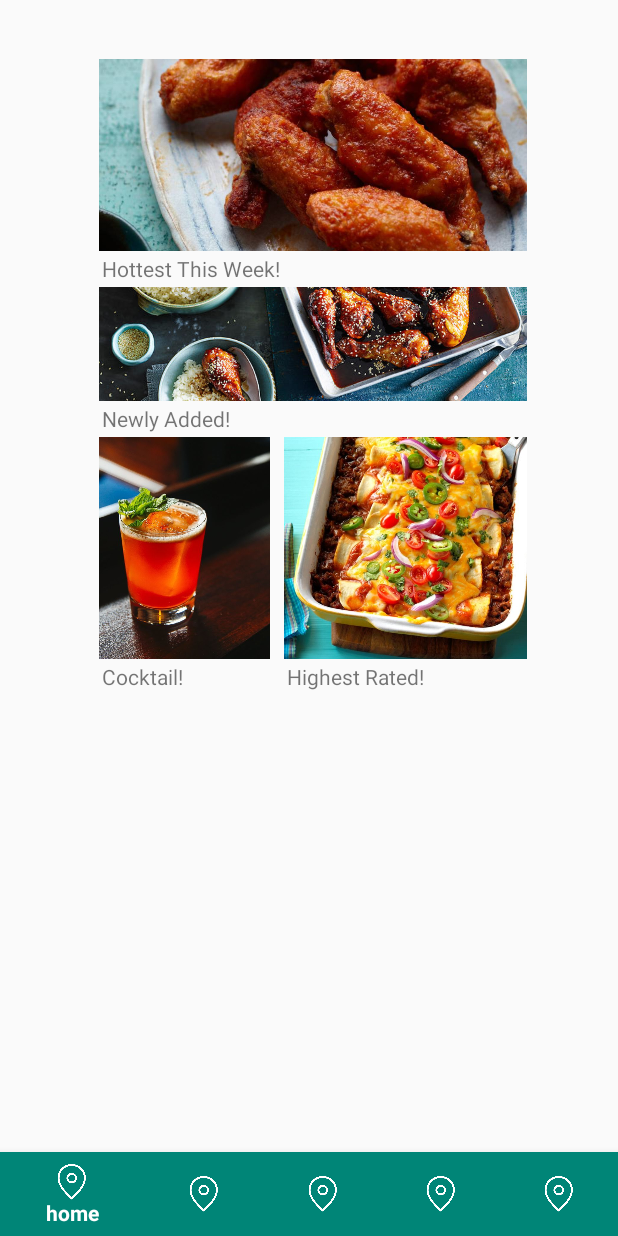
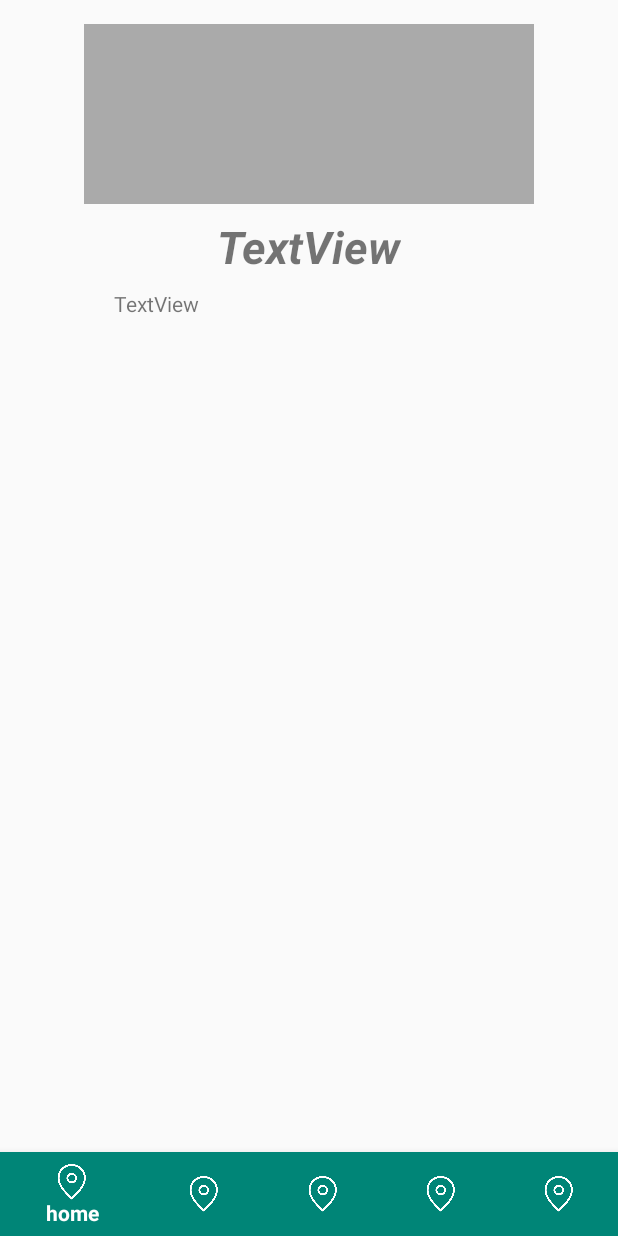
Before and after one commit to limu1928/RecipeHub, an Android app: the HomeFragment screen opened directly, with no data from a screen before it, after a tap on an icon or button, on a phone screen of 412 x 824 dp. Run offline under Robolectric (Android 15) with nearby library versions, the phone set to English and light mode, and no system bars.

Commit message:
123213
123123

```diff
--- a/app/src/main/AndroidManifest.xml
+++ b/app/src/main/AndroidManifest.xml
@@ -9,14 +9,17 @@
         android:roundIcon="@mipmap/ic_launcher_round"
         android:supportsRtl="true"
         android:theme="@style/AppTheme">
-        <activity android:name=".LoginActivity">
+        <!--Add ScreenOrientation = portrait to prevent rotation-->
+        <activity android:name=".LoginActivity"
+            android:screenOrientation="portrait">
             <intent-filter>
                 <action android:name="android.intent.action.MAIN" />
 
                 <category android:name="android.intent.category.LAUNCHER" />
             </intent-filter>
         </activity>
-        <activity android:name=".MainActivity"></activity>
+        <activity android:name=".MainActivity"
+            android:screenOrientation="portrait"></activity>
     </application>
 
 </manifest>
--- a/app/src/main/java/edu/neu/recipehub/MainActivity.java
+++ b/app/src/main/java/edu/neu/recipehub/MainActivity.java
@@ -15,9 +15,11 @@ import edu.neu.recipehub.fragments.CommunicationFragment;
 import edu.neu.recipehub.fragments.FavoriteFragment;
 import edu.neu.recipehub.fragments.ForksFragment;
 import edu.neu.recipehub.fragments.HomeFragment;
+import edu.neu.recipehub.fragments.RecipeFragment;
 import edu.neu.recipehub.fragments.UserCenterFragment;
 
-public class MainActivity extends AppCompatActivity {
+public class MainActivity extends AppCompatActivity
+    implements HomeFragment.OnFragmentInteractionListener {
 
     private Context mContext;
     private Fragment fragment;
@@ -67,4 +69,15 @@ public class MainActivity extends AppCompatActivity {
         });
     }
 
+
+    private void changeCurrentFragment(Fragment fragment){
+        FragmentTransaction transaction = fragmentManager.beginTransaction();
+        transaction.replace(R.id.fragmentFrameLayout, fragment).commit();
+    }
+
+
+    @Override
+    public void changeFragmentInHomeFragment(Fragment fragment) {
+        changeCurrentFragment(fragment);
+    }
 }
--- a/app/src/main/java/edu/neu/recipehub/fragments/HomeFragment.java
+++ b/app/src/main/java/edu/neu/recipehub/fragments/HomeFragment.java
@@ -1,7 +1,6 @@
 package edu.neu.recipehub.fragments;
 
 import android.content.Context;
-import android.net.Uri;
 import android.os.Bundle;
 import android.support.v4.app.Fragment;
 import android.view.LayoutInflater;
@@ -10,6 +9,7 @@ import android.view.ViewGroup;
 import android.widget.ImageView;
 
 import edu.neu.recipehub.R;
+import edu.neu.recipehub.objects.Recipe;
 import edu.neu.recipehub.utils.UIUtils;
 
 /**
@@ -21,6 +21,7 @@ import edu.neu.recipehub.utils.UIUtils;
  * create an instance of this fragment.
  */
 public class HomeFragment extends Fragment {
+
 
     private OnFragmentInteractionListener mListener;
 
@@ -61,6 +62,9 @@ public class HomeFragment extends Fragment {
     @Override
     public void onAttach(Context context) {
         super.onAttach(context);
+        if (context instanceof  OnFragmentInteractionListener){
+             mListener = (OnFragmentInteractionListener) context;
+        }
     }
 
     @Override
@@ -71,6 +75,7 @@ public class HomeFragment extends Fragment {
 
     public interface OnFragmentInteractionListener {
         // TODO: Update argument type and name
+        void changeFragmentInHomeFragment(Fragment fragment);
     }
 
     private void initializeImageViews(){
@@ -83,6 +88,8 @@ public class HomeFragment extends Fragment {
             @Override
             public void onClick(View v) {
                 UIUtils.showToast(getActivity(),"Hottest This Week!");
+                // Change the fragment in main activity to ...
+                mListener.changeFragmentInHomeFragment(RecipeFragment.newInstance(Recipe.getDummyRecipe()));
             }
         });
         mNewlyAddedImageView.setOnClickListener(new View.OnClickListener() {
--- /dev/null
+++ b/app/src/main/java/edu/neu/recipehub/fragments/RecipeFragment.java
@@ -0,0 +1,72 @@
+package edu.neu.recipehub.fragments;
+
+import android.content.Context;
+import android.net.Uri;
+import android.os.Bundle;
+import android.support.v4.app.Fragment;
+import android.view.LayoutInflater;
+import android.view.View;
+import android.view.ViewGroup;
+
+import edu.neu.recipehub.R;
+import edu.neu.recipehub.objects.Recipe;
+
+public class RecipeFragment extends Fragment {
+
+
+    private static final String RECIPE = "recipe";
+
+    private OnFragmentInteractionListener mListener;
+
+    public RecipeFragment() {
+        // Required empty public constructor
+    }
+
+    public static RecipeFragment newInstance(Recipe recipe) {
+        RecipeFragment fragment = new RecipeFragment();
+        Bundle args = new Bundle();
+
+        args.putSerializable(RECIPE,recipe);
+
+        fragment.setArguments(args);
+        return fragment;
+    }
+
+    @Override
+    public void onCreate(Bundle savedInstanceState) {
+        super.onCreate(savedInstanceState);
+        if (getArguments() != null) {
+        }
+    }
+
+    @Override
+    public View onCreateView(LayoutInflater inflater, ViewGroup container,
+                             Bundle savedInstanceState) {
+        // Inflate the layout for this fragment
+        return inflater.inflate(R.layout.fragment_recipe, container, false);
+    }
+
+    @Override
+    public void onStart() {
+        super.onStart();
+        Bundle args = getArguments();
+        //TODO:: THROW EXCEPTION WHEN GETTING WRONG OBJECT.
+        Recipe recipe = (Recipe)args.getSerializable(RECIPE);
+    }
+
+    @Override
+    public void onAttach(Context context) {
+        super.onAttach(context);
+    }
+
+    @Override
+    public void onDetach() {
+        super.onDetach();
+        mListener = null;
+    }
+
+    public interface OnFragmentInteractionListener {
+        // TODO: Update argument type and name
+        void onFragmentInteraction(Uri uri);
+    }
+}
--- /dev/null
+++ b/app/src/main/java/edu/neu/recipehub/objects/Recipe.java
@@ -0,0 +1,43 @@
+package edu.neu.recipehub.objects;
+
+import java.io.Serializable;
+import java.util.ArrayList;
+import java.util.HashMap;
+import java.util.List;
+import java.util.Map;
+
+public class Recipe implements Serializable {
+    public String mRecipeName;
+    public String mDescription;
+    //TODO:: SHOULD THERE BE MAP<Ingredient,String>?
+    public Map<String,String> mIngredients;
+    public List<String> mInstruction;
+    public List<Review> mReviews;
+
+    public Recipe(String mRecipeName, String mDescription, Map<String, String> mIngredients,
+                  List<String> mInstruction, List<Review> mReviews) {
+        this.mRecipeName = mRecipeName;
+        this.mDescription = mDescription;
+        this.mIngredients = mIngredients;
+        this.mInstruction = mInstruction;
+        this.mReviews = mReviews;
+    }
+
+    public static Recipe getDummyRecipe(){
+        Map<String, String> ingredientsMap = new HashMap<>();
+        ingredientsMap.put("food","1 oz");
+        ingredientsMap.put("boot","10 spoons");
+
+        List<String> instructions = new ArrayList<>();
+        instructions.add("First, add food into the pot");
+        instructions.add("Second, add food into the hot tub");
+        instructions.add("Third, add food into the fireplace");
+
+        List<Review> reviews = new ArrayList<>();
+        reviews.add(Review.getDummyReview());
+        reviews.add(Review.getDummyReview());
+        reviews.add(Review.getDummyReview());
+        return new Recipe("Food", "This is food, you know, THIS IS FOOD!",
+                ingredientsMap,instructions,reviews);
+    }
+}
--- /dev/null
+++ b/app/src/main/java/edu/neu/recipehub/objects/Review.java
@@ -0,0 +1,15 @@
+package edu.neu.recipehub.objects;
+
+public class Review {
+    public User mUser;
+    public String mContent;
+
+    public Review(User mUser, String mContent) {
+        this.mUser = mUser;
+        this.mContent = mContent;
+    }
+
+    public static Review getDummyReview(){
+        return new Review(User.getDummyUser(),"This is bullshit");
+    }
+}
--- /dev/null
+++ b/app/src/main/java/edu/neu/recipehub/objects/User.java
@@ -0,0 +1,17 @@
+package edu.neu.recipehub.objects;
+
+public class User {
+    public String mUserName;
+
+    public User(String mUserName) {
+        this.mUserName = mUserName;
+    }
+
+    /**
+     * For tests ONLY.
+     * @return a dummy user.
+     */
+    public static User getDummyUser(){
+        return new User("JundaYang");
+    }
+}
--- /dev/null
+++ b/app/src/main/res/layout/fragment_recipe.xml
@@ -0,0 +1,92 @@
+<?xml version="1.0" encoding="utf-8"?>
+<FrameLayout xmlns:android="http://schemas.android.com/apk/res/android"
+    xmlns:app="http://schemas.android.com/apk/res-auto"
+    xmlns:tools="http://schemas.android.com/tools"
+    android:layout_width="match_parent"
+    android:layout_height="match_parent"
+    tools:context=".fragments.RecipeFragment">
+
+    <!-- TODO: Update blank fragment layout -->
+
+    <ScrollView
+        android:layout_width="match_parent"
+        android:layout_height="match_parent">
+
+        <android.support.constraint.ConstraintLayout
+            android:layout_width="match_parent"
+            android:layout_height="wrap_content">
+
+            <ImageView
+                android:id="@+id/recipePhotoImageView"
+                android:layout_width="300dp"
+                android:layout_height="120dp"
+                android:layout_marginStart="8dp"
+                android:layout_marginTop="16dp"
+                android:layout_marginEnd="8dp"
+                android:scaleType="centerCrop"
+                android:src="@android:color/darker_gray"
+                app:layout_constraintEnd_toEndOf="parent"
+                app:layout_constraintStart_toStartOf="parent"
+                app:layout_constraintTop_toTopOf="parent" />
+
+            <TextView
+                android:id="@+id/recipeNameTextView"
+                android:layout_width="wrap_content"
+                android:layout_height="wrap_content"
+                android:layout_marginStart="8dp"
+                android:layout_marginTop="8dp"
+                android:layout_marginEnd="8dp"
+                android:text="TextView"
+                android:textSize="30sp"
+                android:textStyle="bold|italic"
+                app:layout_constraintEnd_toEndOf="parent"
+                app:layout_constraintStart_toStartOf="parent"
+                app:layout_constraintTop_toBottomOf="@+id/recipePhotoImageView" />
+
+            <TextView
+                android:id="@+id/recipeDescriptionTextView"
+                android:layout_width="260dp"
+                android:layout_height="0dp"
+                android:layout_marginStart="8dp"
+                android:layout_marginTop="8dp"
+                android:layout_marginEnd="8dp"
+                android:text="TextView"
+                app:layout_constraintEnd_toEndOf="parent"
+                app:layout_constraintStart_toStartOf="parent"
+                app:layout_constraintTop_toBottomOf="@+id/recipeNameTextView" />
+
+            <android.support.v7.widget.RecyclerView
+                android:id="@+id/ingredientsRecyclerView"
+                android:layout_width="260dp"
+                android:layout_height="wrap_content"
+                android:layout_marginStart="8dp"
+                android:layout_marginTop="8dp"
+                android:layout_marginEnd="8dp"
+                app:layout_constraintEnd_toEndOf="parent"
+                app:layout_constraintStart_toStartOf="parent"
+                app:layout_constraintTop_toBottomOf="@+id/recipeDescriptionTextView" />
+
+            <android.support.v7.widget.RecyclerView
+                android:id="@+id/instructionsRecyclerView"
+                android:layout_width="260dp"
+                android:layout_height="wrap_content"
+                android:layout_marginStart="8dp"
+                android:layout_marginTop="8dp"
+                android:layout_marginEnd="8dp"
+                app:layout_constraintEnd_toEndOf="parent"
+                app:layout_constraintStart_toStartOf="parent"
+                app:layout_constraintTop_toBottomOf="@+id/ingredientsRecyclerView" />
+
+            <android.support.v7.widget.RecyclerView
+                android:layout_width="260dp"
+                android:layout_height="wrap_content"
+                android:layout_marginStart="8dp"
+                android:layout_marginTop="8dp"
+                android:layout_marginEnd="8dp"
+                app:layout_constraintEnd_toEndOf="parent"
+                app:layout_constraintStart_toStartOf="parent"
+                app:layout_constraintTop_toBottomOf="@+id/instructionsRecyclerView" />
+        </android.support.constraint.ConstraintLayout>
+    </ScrollView>
+
+</FrameLayout>
```
Also changed, not shown: app/build.gradle (+9 -1 lines).
